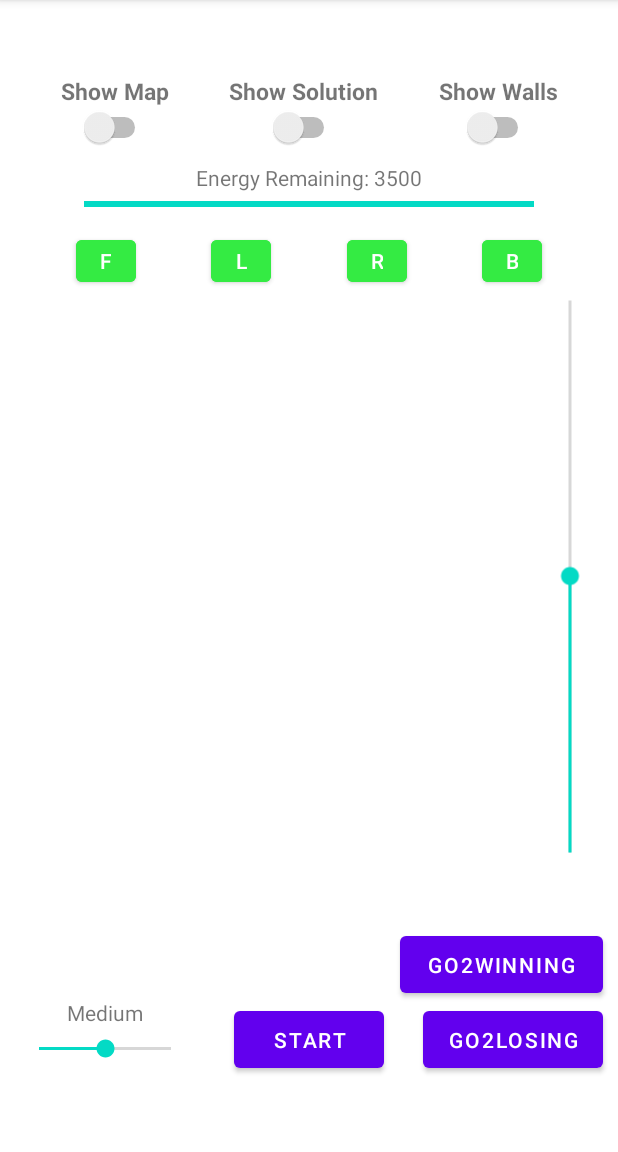
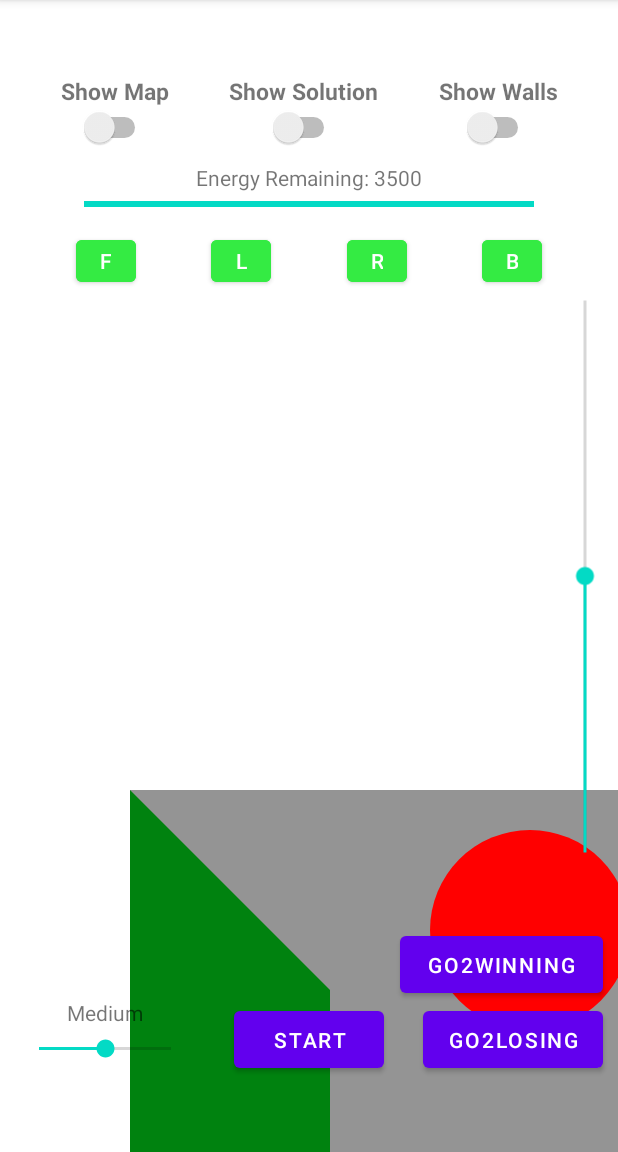
Before and after one commit to Pranav624/MazeGame, an Android app: the PlayAnimationActivity screen opened directly, with no data from a screen before it, on a phone screen of 412 x 824 dp, the part 84-1236 px from its top. Run offline under Robolectric (Android 15) with nearby library versions, the phone set to English and light mode, and no system bars.

Commit message:
Added the custom view to PlayManually and PlayAnimation
Created the MazePanel class and added the view with the described shapes.

```diff
--- a/app/src/main/java/edu/wm/cs/cs301/pranavgonepalli/LosingActivity.java
+++ b/app/src/main/java/edu/wm/cs/cs301/pranavgonepalli/LosingActivity.java
@@ -15,6 +15,12 @@ public class LosingActivity extends AppCompatActivity {
     private String driver;
     private String reason;
 
+    /**
+     * Displays that the robot lost and the reason.
+     * Shows the path length and the energy consumed.
+     * There's a play again button for the user to go back to the title screen.
+     * @param savedInstanceState
+     */
     @Override
     protected void onCreate(Bundle savedInstanceState) {
         super.onCreate(savedInstanceState);
--- a/app/src/main/java/edu/wm/cs/cs301/pranavgonepalli/WinningActivity.java
+++ b/app/src/main/java/edu/wm/cs/cs301/pranavgonepalli/WinningActivity.java
@@ -14,6 +14,12 @@ public class WinningActivity extends AppCompatActivity {
     private int path_length;
     private String driver;
 
+    /**
+     * Displays that the user has won.
+     * Also shows the path length, and energy consumed if it was a robot driver.
+     * There's a play again button for the user to go back to the title screen.
+     * @param savedInstanceState
+     */
     @Override
     protected void onCreate(Bundle savedInstanceState) {
         super.onCreate(savedInstanceState);
--- /dev/null
+++ b/app/src/main/java/edu/wm/cs/cs301/pranavgonepalli/gui/MazePanel.java
@@ -0,0 +1,101 @@
+package edu.wm.cs.cs301.pranavgonepalli.gui;
+
+import android.content.Context;
+import android.content.res.TypedArray;
+import android.graphics.Bitmap;
+import android.graphics.Canvas;
+import android.graphics.Paint;
+import android.graphics.Path;
+import android.graphics.Rect;
+import android.util.AttributeSet;
+import android.view.View;
+
+import edu.wm.cs.cs301.pranavgonepalli.R;
+
+public class MazePanel extends View {
+    private Paint painter;
+    private Bitmap bitmap;
+    private Canvas mcanvas;
+
+    public MazePanel(Context context){
+        super(context);
+        init();
+    }
+    public MazePanel(Context context, AttributeSet attrs){
+        super(context, attrs);
+        init();
+    }
+
+    private void init(){
+        painter = new Paint(Paint.ANTI_ALIAS_FLAG);
+        bitmap = Bitmap.createBitmap(getContext().getResources().getDisplayMetrics(), 800, 800, Bitmap.Config.ARGB_8888);
+        mcanvas = new Canvas(bitmap);
+    }
+
+    @Override
+    protected void onDraw(Canvas canvas){
+        super.onDraw(canvas);
+        canvas.drawBitmap(bitmap, null, new Rect(130, 790, 930, 1590), null);
+        drawTestImage(canvas);
+    }
+
+    /**
+     * Draws a filled rectangle.
+     * @param x
+     * @param y
+     * @param width
+     * @param height
+     * @param color
+     */
+    private void drawFilledRectangle(int x, int y, int width, int height, int color){
+        painter.setStyle(Paint.Style.FILL);
+        painter.setColor(color);
+        mcanvas.drawRect(x, y, x + width, y + height, painter);
+    }
+
+    /**
+     * Draws a filled circle.
+     * @param x
+     * @param y
+     * @param radius
+     * @param color
+     */
+    private void drawFilledCircle(int x, int y, int radius, int color){
+        painter.setStyle(Paint.Style.FILL);
+        painter.setColor(color);
+        mcanvas.drawCircle(x, y, radius, painter);
+    }
+
+    /**
+     * Draws a filled polygon.
+     * @param xPoints
+     * @param yPoints
+     * @param nPoints
+     */
+    private void drawFilledPolygon(int[] xPoints, int[] yPoints, int nPoints, int color){
+        painter.setStyle(Paint.Style.FILL);
+        painter.setColor(color);
+        Path path = new Path();
+        path.moveTo(xPoints[0], yPoints[0]);
+        for(int x = 1; x < nPoints; x++){
+            path.lineTo(xPoints[x], yPoints[x]);
+        }
+        mcanvas.drawPath(path, painter);
+    }
+    /**
+     * Draws the test image as a placeholder for project 6.
+     * @param canvas
+     */
+    private void drawTestImage(Canvas canvas){
+        mcanvas = canvas;
+        drawFilledRectangle(130, 790, 800, 500, 0xff949494);
+        drawFilledRectangle(130, 1290, 800, 300, 0xff000000);
+        int[] xPoints = {130, 330, 330, 130};
+        int[] yPoints = {790, 990, 1390, 1590};
+        drawFilledPolygon(xPoints, yPoints, 4, 0xff00820f);
+        int[] xPoints2 = {930, 730, 730, 930};
+        int[] yPoints2 = {790, 990, 1390, 1590};
+        drawFilledPolygon(xPoints2, yPoints2, 4, 0xffeeff00);
+        drawFilledCircle(530, 930, 100, 0xffff0000);
+    }
+}
--- a/app/src/main/res/layout/activity_play_animation.xml
+++ b/app/src/main/res/layout/activity_play_animation.xml
@@ -5,6 +5,13 @@
     android:layout_width="match_parent"
     android:layout_height="match_parent"
     tools:context=".PlayAnimationActivity">
+
+    <edu.wm.cs.cs301.pranavgonepalli.gui.MazePanel
+        android:id="@+id/maze_view"
+        android:layout_width="match_parent"
+        android:layout_height="match_parent"
+        app:layout_constraintStart_toStartOf="parent"
+        app:layout_constraintTop_toTopOf="parent"/>
 
     <TextView
         android:id="@+id/show_map_text"
@@ -65,7 +72,7 @@
         android:layout_width="400dp"
         android:layout_height="wrap_content"
         android:rotation="270"
-        android:layout_marginLeft="180dp"
+        android:layout_marginLeft="190dp"
         app:layout_constraintBottom_toBottomOf="parent"
         app:layout_constraintTop_toTopOf="parent"
         app:layout_constraintStart_toStartOf="parent"
--- /dev/null
+++ b/app/src/main/res/values/attrs.xml
@@ -0,0 +1,5 @@
+<resources>
+    <declare-styleable name="MazePanel">
+        <attr name="squarecolor" format="color"/>
+    </declare-styleable>
+</resources>
```
Also changed, not shown: app/src/main/res/layout/activity_play_manually.xml (+8 -1 lines).
